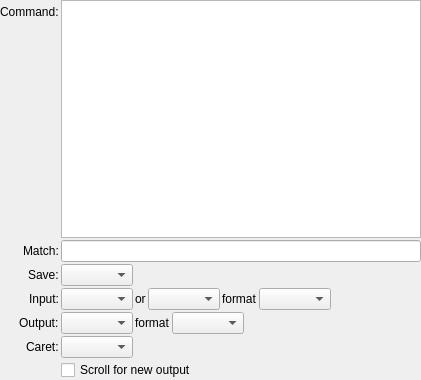
This is resources/ui/support/command.ui in prymatex/prymatex as Qt 5 draws it before an edit. The edited form follows.
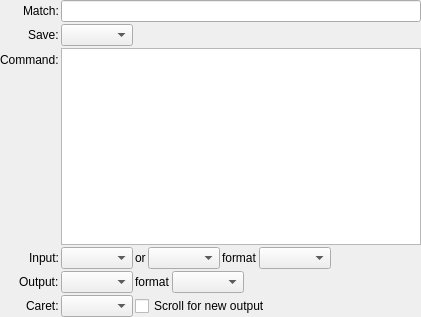
This is the edited form.

Commit message: move widgets in command ui

What changed in the file:
```diff
--- a/resources/ui/support/command.ui
+++ b/resources/ui/support/command.ui
@@ -7,7 +7,7 @@
     <x>0</x>
     <y>0</y>
     <width>421</width>
-    <height>380</height>
+    <height>317</height>
    </rect>
   </property>
   <property name="windowTitle">
@@ -29,14 +29,14 @@
    <property name="margin">
     <number>0</number>
    </property>
-   <item row="1" column="0">
+   <item row="2" column="0">
     <widget class="QLabel" name="label_2">
      <property name="text">
       <string>Command:</string>
      </property>
     </widget>
    </item>
-   <item row="1" column="1">
+   <item row="2" column="1">
     <widget class="QPlainTextEdit" name="command">
      <property name="sizePolicy">
       <sizepolicy hsizetype="Expanding" vsizetype="Expanding">
@@ -46,41 +46,14 @@
      </property>
     </widget>
    </item>
-   <item row="3" column="0">
-    <widget class="QLabel" name="label">
-     <property name="text">
-      <string>Save:</string>
-     </property>
-    </widget>
-   </item>
-   <item row="3" column="1">
-    <layout class="QHBoxLayout" name="horizontalLayout_2">
-     <item>
-      <widget class="QComboBox" name="comboBoxBeforeRunning"/>
-     </item>
-     <item>
-      <spacer name="horizontalSpacer_2">
-       <property name="orientation">
-        <enum>Qt::Horizontal</enum>
-       </property>
-       <property name="sizeHint" stdset="0">
-        <size>
-         <width>40</width>
-         <height>20</height>
-        </size>
-       </property>
-      </spacer>
-     </item>
-    </layout>
-   </item>
-   <item row="4" column="0">
+   <item row="5" column="0">
     <widget class="QLabel" name="label_3">
      <property name="text">
       <string>Input:</string>
      </property>
     </widget>
    </item>
-   <item row="4" column="1">
+   <item row="5" column="1">
     <layout class="QHBoxLayout" name="horizontalLayout">
      <item>
       <widget class="QComboBox" name="comboBoxInput"/>
@@ -120,14 +93,14 @@
      </item>
     </layout>
    </item>
-   <item row="5" column="0">
+   <item row="6" column="0">
     <widget class="QLabel" name="label_4">
      <property name="text">
       <string>Output:</string>
      </property>
     </widget>
    </item>
-   <item row="5" column="1">
+   <item row="6" column="1">
     <layout class="QHBoxLayout" name="horizontalLayout_3">
      <item>
       <widget class="QComboBox" name="comboBoxOutput"/>
@@ -157,11 +130,18 @@
      </item>
     </layout>
    </item>
-   <item row="6" column="1">
+   <item row="7" column="1">
     <layout class="QHBoxLayout" name="horizontalLayout_4">
      <item>
       <widget class="QComboBox" name="comboBoxCaret"/>
      </item>
+     <item>
+      <widget class="QCheckBox" name="checkBoxAutoScrollOutput">
+       <property name="text">
+        <string>Scroll for new output</string>
+       </property>
+      </widget>
+     </item>
      <item>
       <spacer name="horizontalSpacer_4">
        <property name="orientation">
@@ -177,27 +157,47 @@
      </item>
     </layout>
    </item>
-   <item row="6" column="0">
+   <item row="7" column="0">
     <widget class="QLabel" name="label_7">
      <property name="text">
       <string>Caret:</string>
      </property>
     </widget>
    </item>
-   <item row="2" column="1">
+   <item row="0" column="1">
     <widget class="QLineEdit" name="lineEditPattern"/>
    </item>
-   <item row="2" column="0">
+   <item row="0" column="0">
     <widget class="QLabel" name="label_8">
      <property name="text">
       <string>Match:</string>
      </property>
     </widget>
    </item>
-   <item row="7" column="1">
-    <widget class="QCheckBox" name="checkBoxAutoScrollOutput">
+   <item row="1" column="1">
+    <layout class="QHBoxLayout" name="horizontalLayout_2">
+     <item>
+      <widget class="QComboBox" name="comboBoxBeforeRunning"/>
+     </item>
+     <item>
+      <spacer name="horizontalSpacer_2">
+       <property name="orientation">
+        <enum>Qt::Horizontal</enum>
+       </property>
+       <property name="sizeHint" stdset="0">
+        <size>
+         <width>40</width>
+         <height>20</height>
+        </size>
+       </property>
+      </spacer>
+     </item>
+    </layout>
+   </item>
+   <item row="1" column="0">
+    <widget class="QLabel" name="label">
      <property name="text">
-      <string>Scroll for new output</string>
+      <string>Save:</string>
      </property>
     </widget>
    </item>
```
The commit also changes 1 other file.
